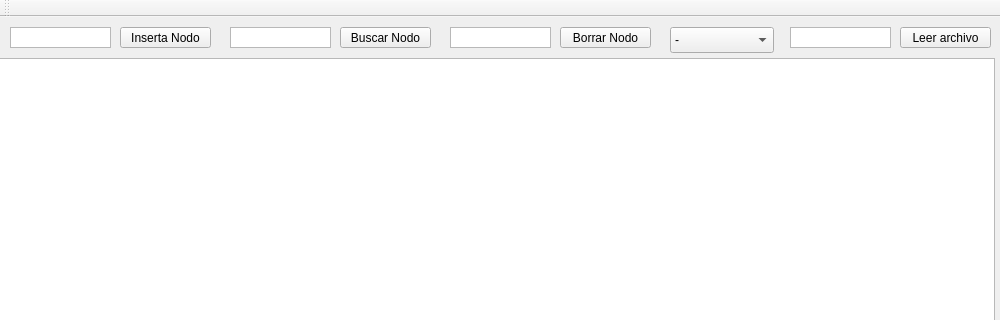
The window that mainwindow.ui (yocoHM/ProyectoFinalAlgoritmos) describes before a commit, drawn with Qt 5; both pictures show x 0 to 1000 and y 0 to 320 of the 1000 by 800 pixel window.
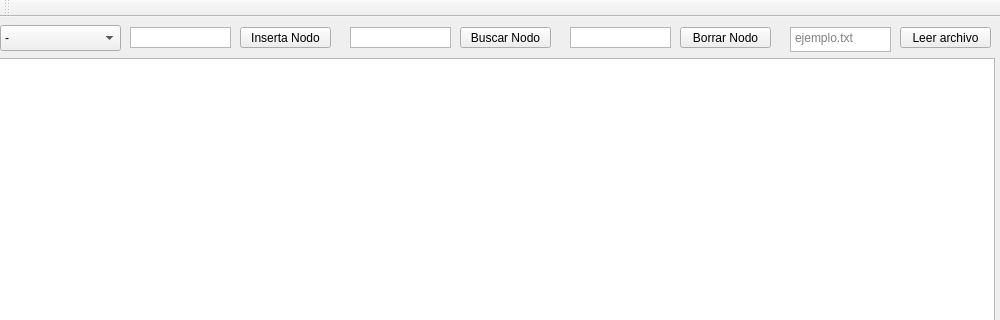
The same window after the commit.

```diff
--- a/mainwindow.ui
+++ b/mainwindow.ui
@@ -23,7 +23,7 @@
    <widget class="QPushButton" name="pushButton">
     <property name="geometry">
      <rect>
-      <x>120</x>
+      <x>240</x>
       <y>10</y>
       <width>91</width>
       <height>21</height>
@@ -52,7 +52,7 @@
    <widget class="QTextEdit" name="insNum">
     <property name="geometry">
      <rect>
-      <x>10</x>
+      <x>130</x>
       <y>10</y>
       <width>101</width>
       <height>21</height>
@@ -78,7 +78,7 @@
    <widget class="QTextEdit" name="buscNum">
     <property name="geometry">
      <rect>
-      <x>230</x>
+      <x>350</x>
       <y>10</y>
       <width>101</width>
       <height>21</height>
@@ -104,7 +104,7 @@
    <widget class="QPushButton" name="buscar">
     <property name="geometry">
      <rect>
-      <x>340</x>
+      <x>460</x>
       <y>10</y>
       <width>91</width>
       <height>21</height>
@@ -117,7 +117,7 @@
    <widget class="QTextEdit" name="borrarNum">
     <property name="geometry">
      <rect>
-      <x>450</x>
+      <x>570</x>
       <y>10</y>
       <width>101</width>
       <height>21</height>
@@ -143,7 +143,7 @@
    <widget class="QPushButton" name="borrar">
     <property name="geometry">
      <rect>
-      <x>560</x>
+      <x>680</x>
       <y>10</y>
       <width>91</width>
       <height>21</height>
@@ -156,12 +156,15 @@
    <widget class="QComboBox" name="comboBox">
     <property name="geometry">
      <rect>
-      <x>670</x>
-      <y>10</y>
-      <width>104</width>
+      <x>0</x>
+      <y>8</y>
+      <width>121</width>
       <height>26</height>
      </rect>
     </property>
+    <property name="currentText">
+     <string>-</string>
+    </property>
     <item>
      <property name="text">
       <string>-</string>
@@ -202,7 +205,7 @@
       <x>790</x>
       <y>10</y>
       <width>101</width>
-      <height>21</height>
+      <height>25</height>
      </rect>
     </property>
     <property name="inputMethodHints">
@@ -221,6 +224,9 @@
 &lt;/style&gt;&lt;/head&gt;&lt;body style=&quot; font-family:'.SF NS Text'; font-size:13pt; font-weight:400; font-style:normal;&quot;&gt;
 &lt;p style=&quot;-qt-paragraph-type:empty; margin-top:0px; margin-bottom:0px; margin-left:0px; margin-right:0px; -qt-block-indent:0; text-indent:0px;&quot;&gt;&lt;br /&gt;&lt;/p&gt;&lt;/body&gt;&lt;/html&gt;</string>
     </property>
+    <property name="placeholderText">
+     <string>ejemplo.txt</string>
+    </property>
    </widget>
   </widget>
   <widget class="QMenuBar" name="menuBar">
```
